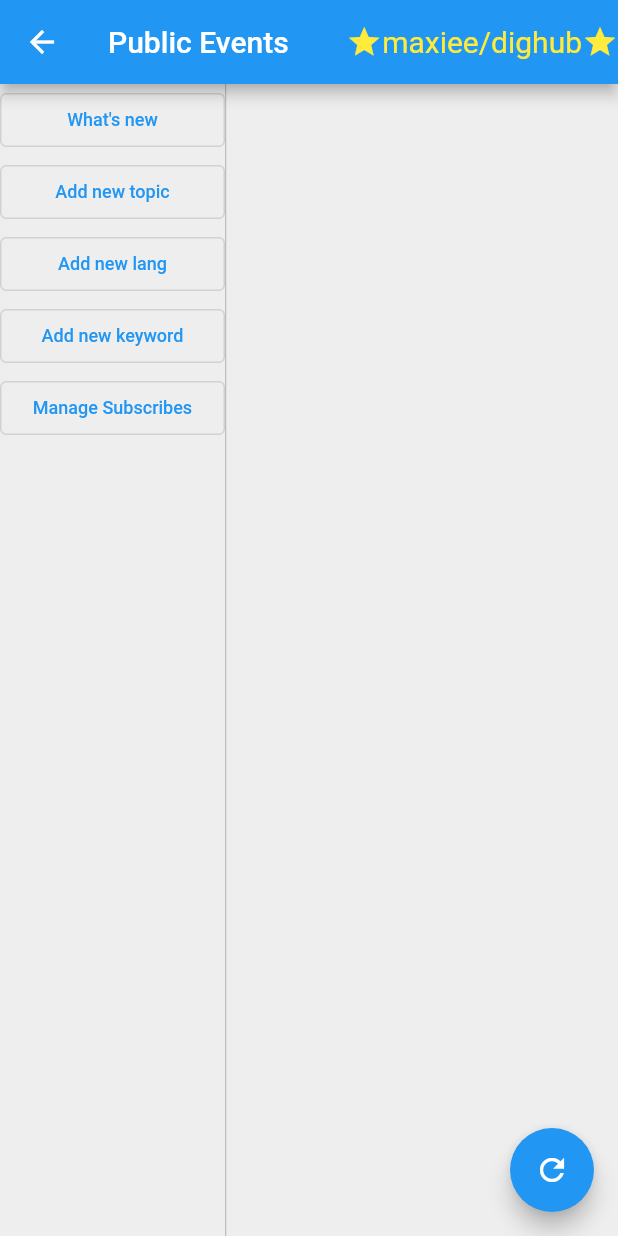
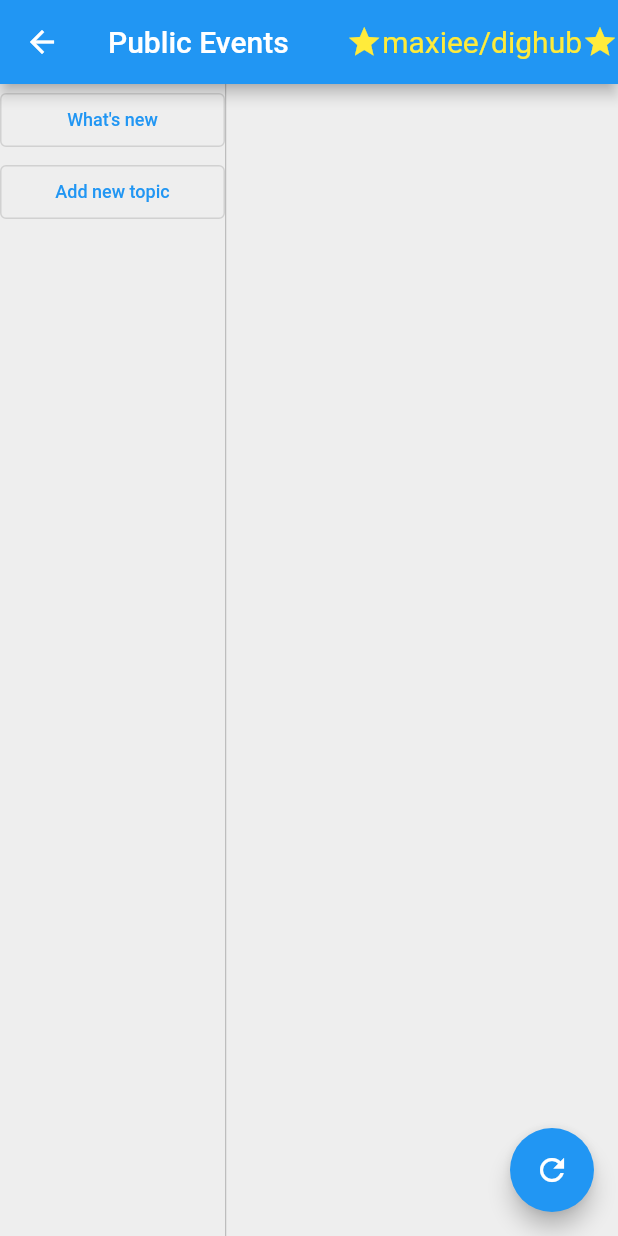
Before and after one commit to maxiee/dighub, a Flutter app: the screen it shows after launch, after a tap on "Public Events", on a phone screen of 412 x 824 dp. Run offline on Flutter 3.47's test engine with Material 2 defaults, Android fonts, the phone set to English and light mode, and no system bars; our stand-ins replace isar, shared_preferences; missing offline and left inert: github; accounts and stored records are empty; generated files the repository leaves out were written again; statements that could not run were skipped.

Commit message:
comment unimplement features

```diff
--- a/lib/data/channel/channel_manager.dart
+++ b/lib/data/channel/channel_manager.dart
@@ -21,12 +21,12 @@ class ChannelManager extends ChangeNotifier {
     channels.addAll([
       ChannelItem(
           name: 'Add new topic', type: ChannelType.addTopic, payload: ''),
-      ChannelItem(
-          name: 'Add new lang', type: ChannelType.addLanguage, payload: ''),
-      ChannelItem(
-          name: 'Add new keyword', type: ChannelType.addKeyword, payload: ''),
-      ChannelItem(
-          name: 'Manage Subscribes', type: ChannelType.management, payload: '')
+      // ChannelItem(
+      //     name: 'Add new lang', type: ChannelType.addLanguage, payload: ''),
+      // ChannelItem(
+      //     name: 'Add new keyword', type: ChannelType.addKeyword, payload: ''),
+      // ChannelItem(
+      //     name: 'Manage Subscribes', type: ChannelType.management, payload: '')
     ]);
     notifyListeners();
   }
```
